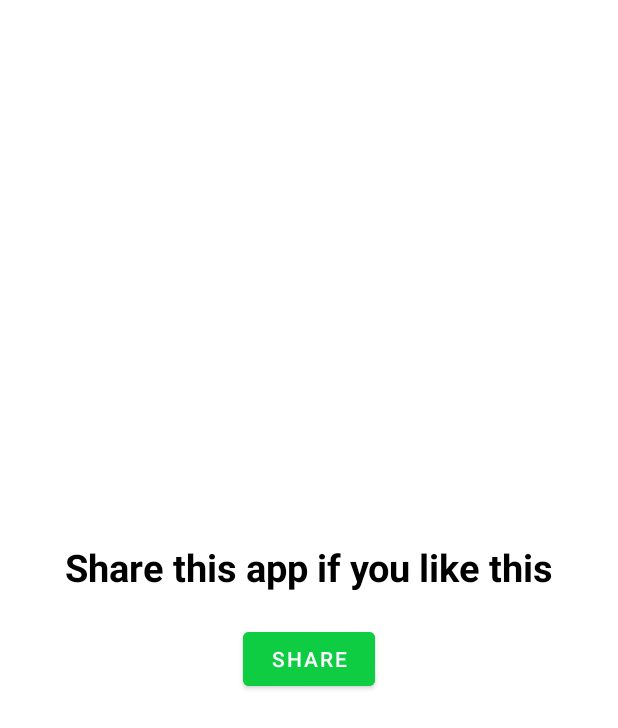
After one commit to sun01822/BoroBhai--An-informational-application-for-beginner-programmer, an Android app: the ShareActivity screen opened directly, with no data from a screen before it, on a phone screen of 412 x 824 dp. The commit adds this screen. Shown: the top 728 px of the screen. Run offline under Robolectric (Android 15) with nearby library versions, the phone set to English and light mode, and no system bars.

Commit message:
Sharing the app url is added successfully

```diff
--- a/app/src/main/AndroidManifest.xml
+++ b/app/src/main/AndroidManifest.xml
@@ -15,6 +15,9 @@
         android:supportsRtl="true"
         android:theme="@style/Theme.BoroBhai"
         tools:targetApi="31">
+        <activity
+            android:name=".activities.ShareActivity"
+            android:exported="false" />
         <activity
             android:name=".activities.RateUsActivity"
             android:exported="false" />
--- /dev/null
+++ b/app/src/main/java/com/sun/borobhai/activities/ShareActivity.kt
@@ -0,0 +1,40 @@
+package com.sun.borobhai.activities
+
+import android.annotation.SuppressLint
+import android.content.Intent
+import android.os.Bundle
+import androidx.appcompat.app.AppCompatActivity
+import com.sun.borobhai.databinding.ActivityShareBinding
+
+class ShareActivity : AppCompatActivity() {
+    private lateinit var binding : ActivityShareBinding
+    private lateinit var shareContent: String
+
+    override fun onCreate(savedInstanceState: Bundle?) {
+        super.onCreate(savedInstanceState)
+        binding = ActivityShareBinding.inflate(layoutInflater)
+        setContentView(binding.root)
+
+        shareContent = "https://www.example.com" // Replace with the link you want to share
+
+        // Share button
+        binding.btnShare.setOnClickListener {
+            shareLinkToSocialMedia(shareContent)
+        }
+    }
+
+    @SuppressLint("QueryPermissionsNeeded")
+    private fun shareLinkToSocialMedia(shareContent: String) {
+        val intent = Intent(Intent.ACTION_SEND)
+        intent.type = "text/plain"
+        intent.putExtra(Intent.EXTRA_TEXT, shareContent)
+
+        // Create a chooser to allow the user to pick from available apps
+        val chooserIntent = Intent.createChooser(intent, "Share Link via")
+        if (intent.resolveActivity(packageManager) != null) {
+            startActivity(chooserIntent)
+        } else {
+            // No apps on the device can handle the sharing intent.
+        }
+    }
+}
--- /dev/null
+++ b/app/src/main/res/layout/activity_share.xml
@@ -0,0 +1,29 @@
+<?xml version="1.0" encoding="utf-8"?>
+<!-- activity_share.xml -->
+<LinearLayout xmlns:android="http://schemas.android.com/apk/res/android"
+    android:layout_width="match_parent"
+    android:layout_height="match_parent"
+    android:orientation="vertical"
+    android:gravity="center"
+    android:background="@color/white"
+    android:padding="16dp">
+
+    <TextView
+        android:layout_width="match_parent"
+        android:layout_height="wrap_content"
+        android:text="Share this app if you like this"
+        android:textStyle="bold"
+        android:textSize="25sp"
+        android:textColor="@color/black"
+        android:textAlignment="center"
+        />
+
+    <Button
+        android:id="@+id/btnShare"
+        android:layout_width="wrap_content"
+        android:layout_height="wrap_content"
+        android:backgroundTint="@color/myColor"
+        android:layout_marginTop="20dp"
+        android:text="Share" />
+
+</LinearLayout>
```
Also changed, not shown: app/src/main/java/com/sun/borobhai/MainActivity.kt (+5 -4 lines).
